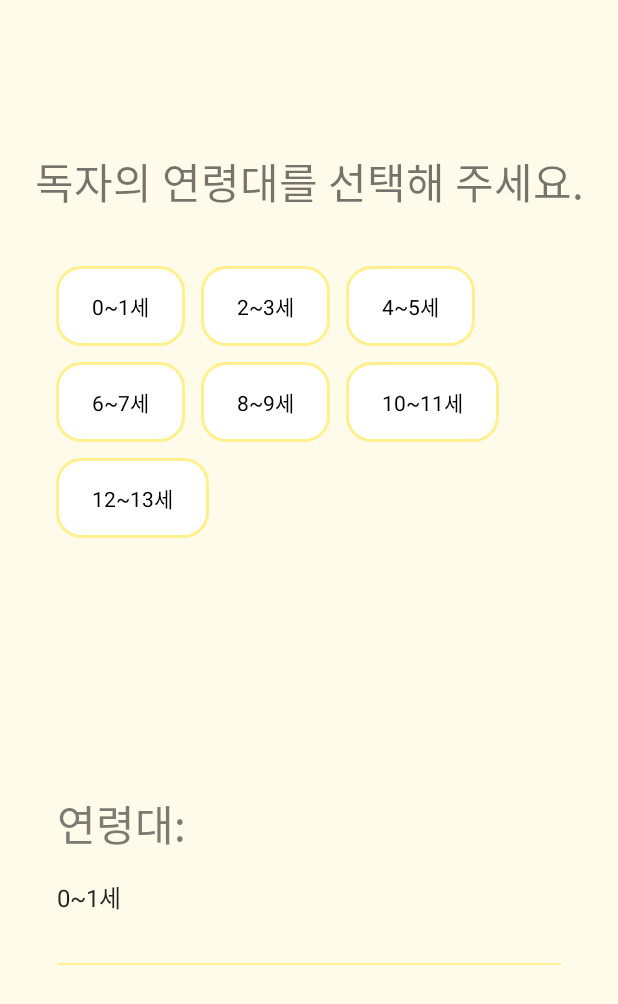
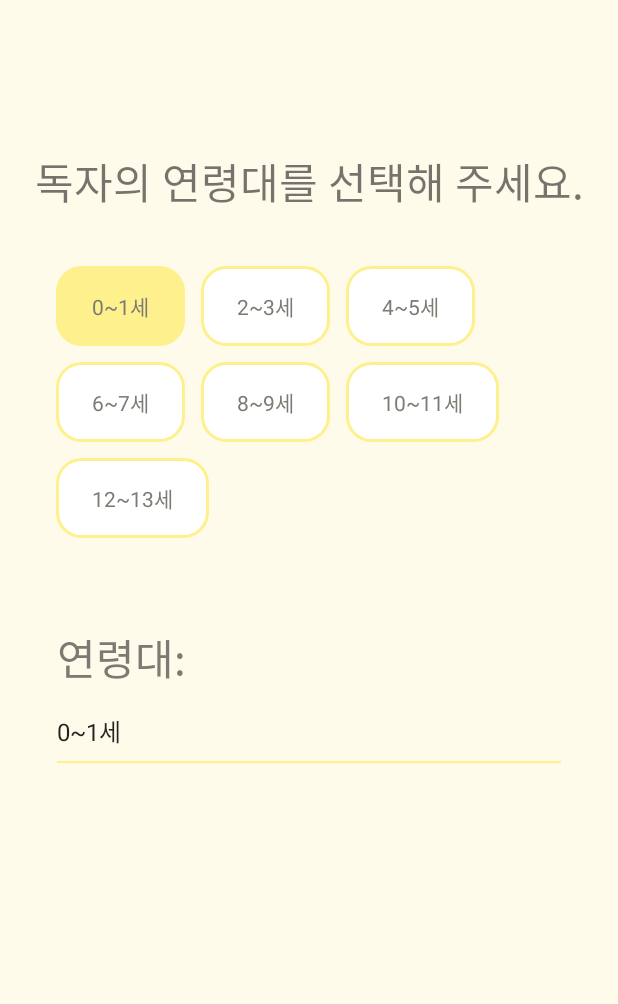
Before and after one commit to Sensible-life/MADCAMP_Cheek_to_Chick, an Android app: the fragment CreateFragment3 placed in its activity, after a tap on "0~1세", on a phone screen of 412 x 824 dp. Shown: the top 1004 px of the screen. Run offline under Robolectric (Android 15) with nearby library versions, the phone set to English and light mode, and no system bars; our stand-ins replace FlexboxLayout; libraries missing offline, so code that uses them is left out: com.github.kittinunf.fuel, com.github.kittinunf.result, com.kakao.sdk, io.github.cdimascio.dotenv; network calls fail.

Commit message:
feat: details

```diff
--- a/app/src/main/java/com/google/ar/core/examples/kotlin/helloar/community/CreateFragment3.kt
+++ b/app/src/main/java/com/google/ar/core/examples/kotlin/helloar/community/CreateFragment3.kt
@@ -54,7 +54,7 @@ class CreateFragment3 : Fragment() {
         val avatarButton = view.findViewById<TextView>(R.id.my_avatar)
         avatarButton.visibility = View.GONE
 
-        editText.hint = "해당하는 연령대가 없다면 \"8-10\"과 같이 입력해 주세요."
+        editText.hint = "\"8-10\"과 같이 입력해 주세요."
 
         nextButton.setOnClickListener {
             val editTextValue = editText.text.toString() // EditText의 값 가져오기
@@ -104,8 +104,8 @@ class CreateFragment3 : Fragment() {
             val textView = TextView(requireContext()).apply {
                 text = topic
                 setPadding(36, 24, 36, 24)
-                setTextColor(resources.getColor(android.R.color.black))
-                setBackgroundResource(R.drawable.background_topic) // 배경 drawable
+                setTextColor(resources.getColor(R.color.lightBlack))
+                setBackgroundResource(R.drawable.background_topic) // 기본 배경
                 layoutParams = FlexboxLayout.LayoutParams(
                     FlexboxLayout.LayoutParams.WRAP_CONTENT,
                     FlexboxLayout.LayoutParams.WRAP_CONTENT
@@ -114,12 +114,23 @@ class CreateFragment3 : Fragment() {
                 }
                 isClickable = true // 클릭 가능 설정
                 setOnClickListener {
-                    // 클릭 시 선택된 텍스트를 아래에 표시
+                    // 클릭 시 다른 항목 초기화
+                    for (i in 0 until flexboxLayout.childCount) {
+                        val child = flexboxLayout.getChildAt(i)
+                        if (child is TextView) {
+                            child.setBackgroundResource(R.drawable.background_topic) // 초기 배경
+                        }
+                    }
+                    // 현재 클릭된 항목의 배경만 변경
+                    setBackgroundResource(R.drawable.background_topic_selected)
+
+                    // 선택된 텍스트를 EditText에 설정
                     editText.setText(topic)
                 }
             }
             flexboxLayout.addView(textView)
         }
+
     }
 
     override fun onResume() {
--- /dev/null
+++ b/app/src/main/res/drawable/background_topic_selected.xml
@@ -0,0 +1,5 @@
+<shape xmlns:android="http://schemas.android.com/apk/res/android">
+    <solid android:color="@color/yellow" />
+    <stroke android:width="2dp" android:color="@color/yellow" />
+    <corners android:radius="16dp" />
+</shape>
--- a/app/src/main/res/layout/screen_create.xml
+++ b/app/src/main/res/layout/screen_create.xml
@@ -110,10 +110,10 @@
         android:layout_width="0dp"
         android:layout_height="wrap_content"
         android:backgroundTint="@color/yellow"
-        android:layout_marginBottom="100dp"
+        android:layout_marginTop="60dp"
         android:layout_marginHorizontal="10dp"
         android:visibility="visible"
-        app:layout_constraintBottom_toBottomOf="parent"
+        app:layout_constraintTop_toBottomOf="@id/create_edit"
         app:layout_constraintStart_toStartOf="parent"
         app:layout_constraintEnd_toEndOf="parent"
         app:cardElevation="0dp"
```
Also changed, not shown: app/src/main/java/com/google/ar/core/examples/kotlin/helloar/community/CreateFragment.kt (+19 -8 lines), app/src/main/java/com/google/ar/core/examples/kotlin/helloar/community/CreateFragment2.kt (+19 -8 lines), app/src/main/java/com/google/ar/core/examples/kotlin/helloar/community/LoadingFragment.kt (+47 -1 lines), app/src/main/res/layout/screen_loading.xml (added, +31 -0 lines), 1 other file.
